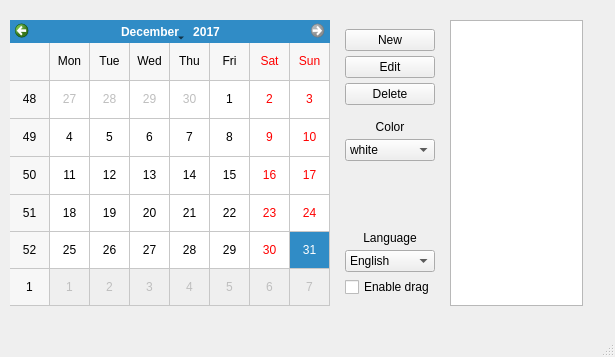
Old version of the form project/chameleon/windows/calendar_win.ui in the repository dubidubiduba/chameleon.
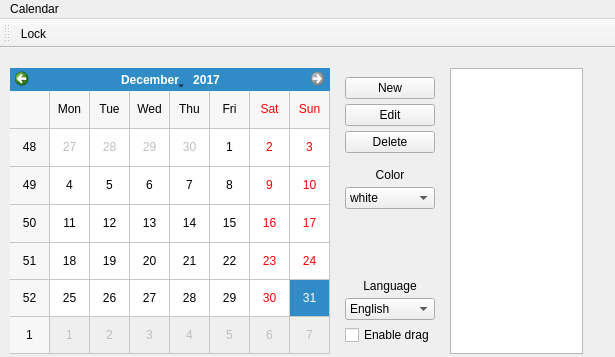
New version of the form. Custom widgets are drawn as their Qt base class.

Diff of the .ui file:
```diff
--- a/project/chameleon/windows/calendar_win.ui
+++ b/project/chameleon/windows/calendar_win.ui
@@ -224,8 +224,48 @@
      <height>21</height>
     </rect>
    </property>
+   <widget class="QMenu" name="menuCalendar">
+    <property name="title">
+     <string>Calendar</string>
+    </property>
+    <addaction name="actionSave"/>
+    <addaction name="actionExport_XML"/>
+    <addaction name="actionImport_XML"/>
+   </widget>
+   <addaction name="menuCalendar"/>
   </widget>
-  <widget class="QStatusBar" name="statusbar"/>
+  <widget class="QToolBar" name="toolBar">
+   <property name="windowTitle">
+    <string>toolBar</string>
+   </property>
+   <attribute name="toolBarArea">
+    <enum>TopToolBarArea</enum>
+   </attribute>
+   <attribute name="toolBarBreak">
+    <bool>false</bool>
+   </attribute>
+   <addaction name="actionLock"/>
+  </widget>
+  <action name="actionSave">
+   <property name="text">
+    <string>Save</string>
+   </property>
+  </action>
+  <action name="actionExport_XML">
+   <property name="text">
+    <string>Export XML</string>
+   </property>
+  </action>
+  <action name="actionImport_XML">
+   <property name="text">
+    <string>Import XML</string>
+   </property>
+  </action>
+  <action name="actionLock">
+   <property name="text">
+    <string>Lock</string>
+   </property>
+  </action>
  </widget>
  <customwidgets>
   <customwidget>
```
